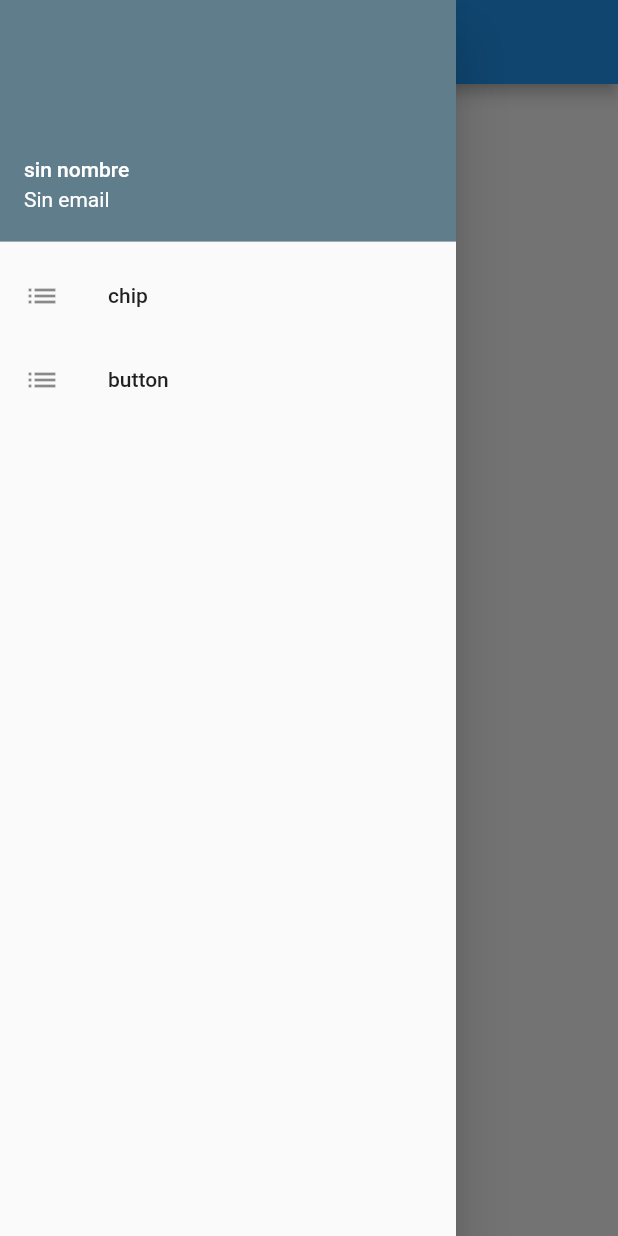
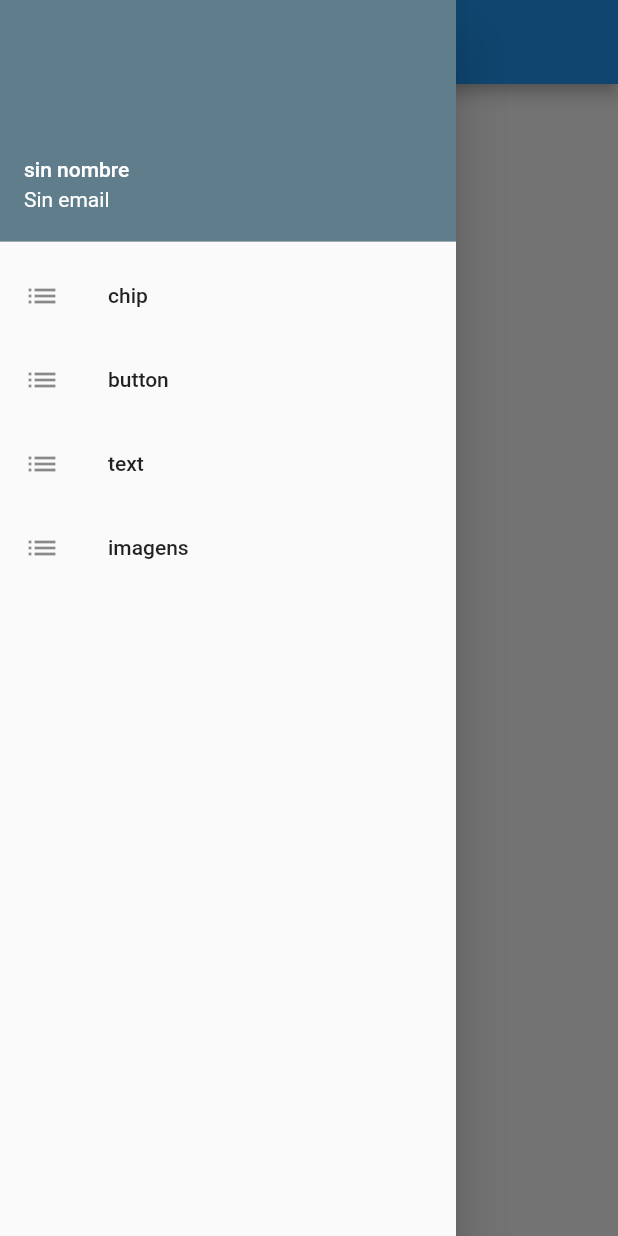
Before and after one commit to ulises58/Flutter-demo, a Flutter app: the screen it shows after launch, with the side drawer open, on a phone screen of 412 x 824 dp. Run offline on Flutter 3.47's test engine with Material 2 defaults, Android fonts, the phone set to English and light mode, and no system bars.

Commit message:
Agregando pagina de imagen

```diff
--- a/lib/main.dart
+++ b/lib/main.dart
@@ -1,5 +1,7 @@
 import 'package:demo/pages/buttons_page.dart';
 import 'package:demo/pages/chips_page.dart';
+import 'package:demo/pages/images_page.dart';
+import 'package:demo/pages/texts_page.dart';
 import 'package:flutter/material.dart';
 
 void main() {
@@ -14,6 +16,8 @@ class MyApp extends StatelessWidget {
       routes: {
         ChipsPage.ROUTE: (BuildContext context) => ChipsPage(),
         ButtonsPage.ROUTE: (BuildContext context) => ButtonsPage(),
+        TextsPage.ROUTE: (BuildContext context) => TextsPage(),
+        ImagesPage.ROUTE: (BuildContext context) => ImagesPage(),
       },
     );
   }
--- /dev/null
+++ b/lib/models/text_model.dart
@@ -0,0 +1,7 @@
+class TextModel {
+  String text;
+
+  TextModel.constructor(String text){
+    this.text = text;
+  }
+}
--- a/lib/utils/custom_drawer.dart
+++ b/lib/utils/custom_drawer.dart
@@ -1,5 +1,7 @@
 import 'package:demo/pages/buttons_page.dart';
 import 'package:demo/pages/chips_page.dart';
+import 'package:demo/pages/images_page.dart';
+import 'package:demo/pages/texts_page.dart';
 import 'package:flutter/cupertino.dart';
 import 'package:flutter/material.dart';
 
@@ -15,7 +17,10 @@ class CustomDrawer{
 
   static final _optionsItems = [
     _DrawerItem(title: "chip", icon: Icons.list, route: ChipsPage.ROUTE),
-    _DrawerItem(title: "button", icon: Icons.list, route: ButtonsPage.ROUTE)
+    _DrawerItem(title: "button", icon: Icons.list, route: ButtonsPage.ROUTE),
+    _DrawerItem(title: "text", icon: Icons.list, route: TextsPage.ROUTE),
+    _DrawerItem(title: "imagens", icon: Icons.list, route: ImagesPage.ROUTE),
+
   ];
 
   static Widget getDrawer(BuildContext context){
```
Also changed, not shown: lib/models/image_model.dart (added, +9 -0 lines), lib/pages/images_page.dart (added, +34 -0 lines), lib/pages/texts_page.dart (added, +28 -0 lines), lib/widgets/image_widget.dart (added, +21 -0 lines), lib/widgets/text_widget.dart (added, +14 -0 lines).
